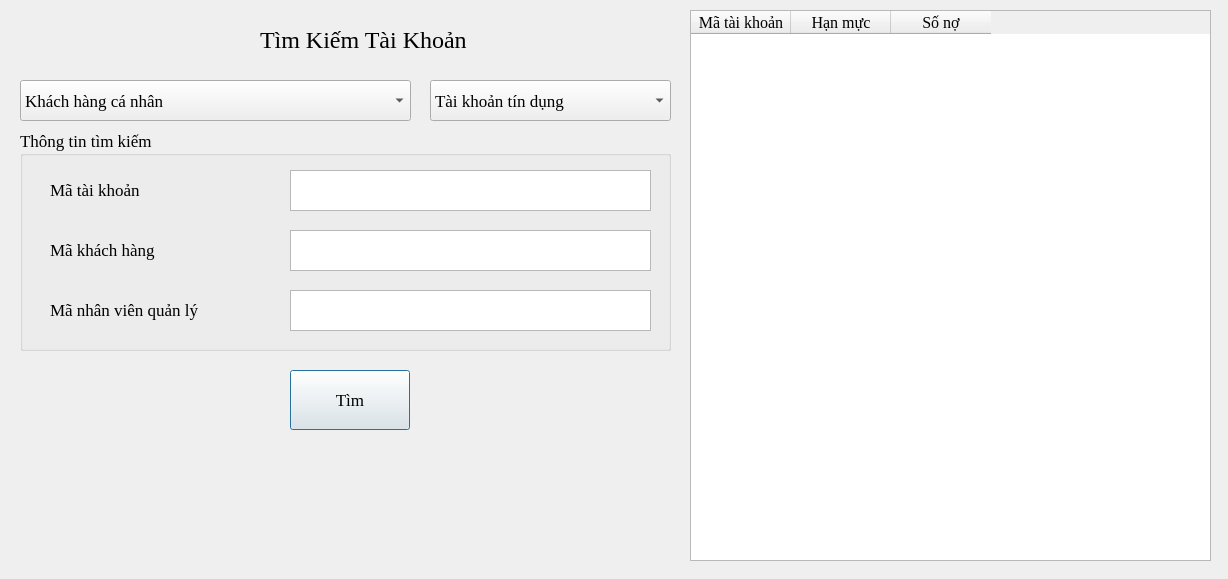
hoanghlt/quanlynganhang, file UI/TimKiemTaiKhoan.ui: the form before one commit.
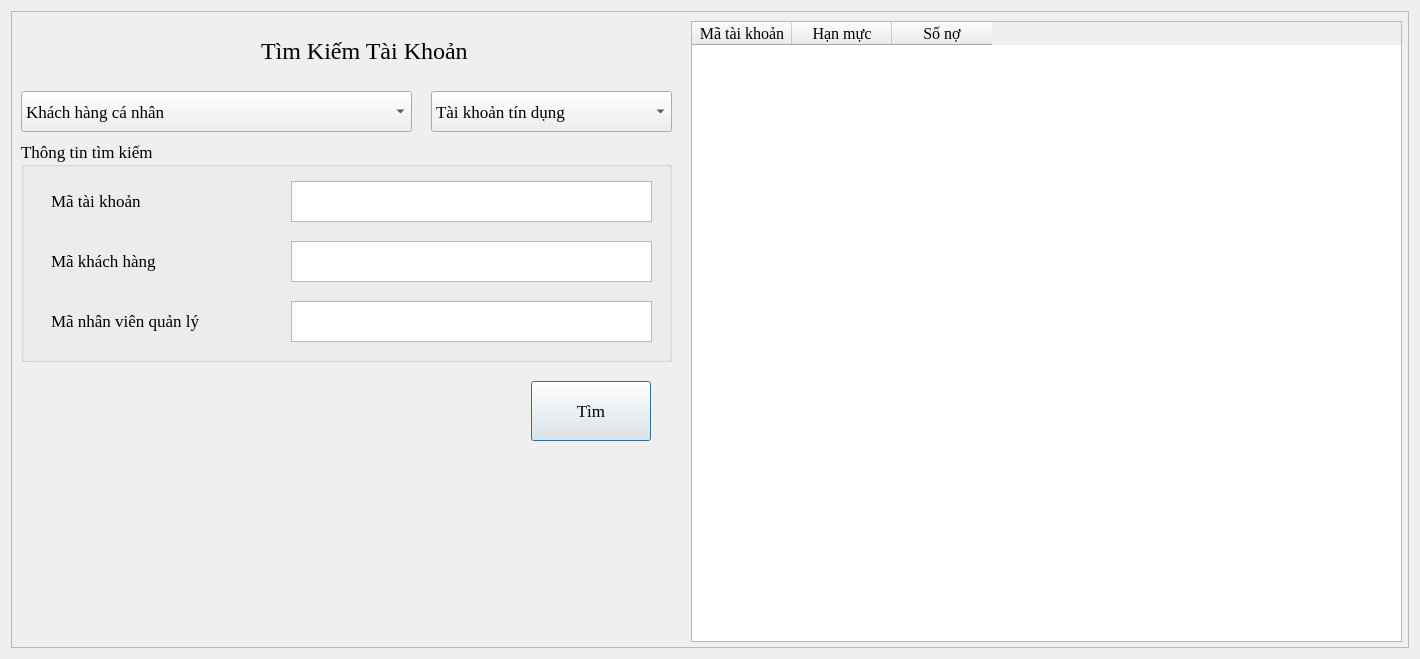
The form after the commit.

Patch:
```diff
--- a/UI/TimKiemTaiKhoan.ui
+++ b/UI/TimKiemTaiKhoan.ui
@@ -6,8 +6,8 @@
    <rect>
     <x>0</x>
     <y>0</y>
-    <width>1228</width>
-    <height>579</height>
+    <width>1420</width>
+    <height>659</height>
    </rect>
   </property>
   <property name="font">
@@ -19,151 +19,19 @@
   <property name="windowTitle">
    <string>Dialog</string>
   </property>
-  <widget class="QPushButton" name="pushButton">
-   <property name="geometry">
-    <rect>
-     <x>290</x>
-     <y>370</y>
-     <width>120</width>
-     <height>60</height>
-    </rect>
-   </property>
-   <property name="font">
-    <font>
-     <family>Times New Roman</family>
-     <pointsize>13</pointsize>
-    </font>
-   </property>
-   <property name="text">
-    <string>Tìm</string>
-   </property>
-  </widget>
-  <widget class="QLabel" name="label_5">
-   <property name="geometry">
-    <rect>
-     <x>260</x>
-     <y>20</y>
-     <width>281</width>
-     <height>40</height>
-    </rect>
-   </property>
-   <property name="font">
-    <font>
-     <family>Times New Roman</family>
-     <pointsize>18</pointsize>
-    </font>
-   </property>
-   <property name="text">
-    <string>Tìm Kiếm Tài Khoản</string>
-   </property>
-  </widget>
-  <widget class="QComboBox" name="comboBox_2">
-   <property name="enabled">
-    <bool>true</bool>
-   </property>
-   <property name="geometry">
-    <rect>
-     <x>430</x>
-     <y>80</y>
-     <width>241</width>
-     <height>41</height>
-    </rect>
-   </property>
-   <property name="font">
-    <font>
-     <family>Times New Roman</family>
-     <pointsize>13</pointsize>
-    </font>
-   </property>
-   <item>
-    <property name="text">
-     <string>Tài khoản tín dụng</string>
-    </property>
-   </item>
-   <item>
-    <property name="text">
-     <string>Tài khoản gửi tiền</string>
-    </property>
-   </item>
-  </widget>
-  <widget class="QComboBox" name="comboBox">
-   <property name="enabled">
-    <bool>true</bool>
-   </property>
-   <property name="geometry">
-    <rect>
-     <x>20</x>
-     <y>80</y>
-     <width>391</width>
-     <height>41</height>
-    </rect>
-   </property>
-   <property name="font">
-    <font>
-     <family>Times New Roman</family>
-     <pointsize>13</pointsize>
-    </font>
-   </property>
-   <item>
-    <property name="text">
-     <string>Khách hàng cá nhân</string>
-    </property>
-   </item>
-   <item>
-    <property name="text">
-     <string>Khách hàng tổ chức/doanh nghiệp</string>
-    </property>
-   </item>
-  </widget>
-  <widget class="QTableWidget" name="tableWidget">
-   <property name="geometry">
-    <rect>
-     <x>690</x>
-     <y>10</y>
-     <width>521</width>
-     <height>551</height>
-    </rect>
-   </property>
-   <property name="font">
-    <font>
-     <family>Times New Roman</family>
-    </font>
-   </property>
-   <column>
-    <property name="text">
-     <string>Mã tài khoản</string>
-    </property>
-    <property name="font">
-     <font>
-      <pointsize>12</pointsize>
-     </font>
-    </property>
-   </column>
-   <column>
-    <property name="text">
-     <string>Hạn mực</string>
-    </property>
-    <property name="font">
-     <font>
-      <pointsize>12</pointsize>
-     </font>
-    </property>
-   </column>
-   <column>
-    <property name="text">
-     <string>Số nợ</string>
-    </property>
-    <property name="font">
-     <font>
-      <pointsize>12</pointsize>
-     </font>
-    </property>
-   </column>
-  </widget>
+  <layout class="QGridLayout" name="gridLayout">
+   <item row="0" column="0">
+    <widget class="QFrame" name="frame">
+     <property name="frameShape">
+      <enum>QFrame::StyledPanel</enum>
+     </property>
+     <property name="frameShadow">
+      <enum>QFrame::Raised</enum>
+     </property>
   <widget class="QGroupBox" name="groupBox">
    <property name="geometry">
     <rect>
-     <x>20</x>
+        <x>10</x>
      <y>130</y>
      <width>651</width>
      <height>221</height>
@@ -284,6 +152,151 @@
     </property>
    </widget>
   </widget>
+     <widget class="QComboBox" name="comboBox">
+      <property name="enabled">
+       <bool>true</bool>
+      </property>
+      <property name="geometry">
+       <rect>
+        <x>10</x>
+        <y>80</y>
+        <width>391</width>
+        <height>41</height>
+       </rect>
+      </property>
+      <property name="font">
+       <font>
+        <family>Times New Roman</family>
+        <pointsize>13</pointsize>
+       </font>
+      </property>
+      <item>
+       <property name="text">
+        <string>Khách hàng cá nhân</string>
+       </property>
+      </item>
+      <item>
+       <property name="text">
+        <string>Khách hàng tổ chức/doanh nghiệp</string>
+       </property>
+      </item>
+     </widget>
+     <widget class="QComboBox" name="comboBox_2">
+      <property name="enabled">
+       <bool>true</bool>
+      </property>
+      <property name="geometry">
+       <rect>
+        <x>420</x>
+        <y>80</y>
+        <width>241</width>
+        <height>41</height>
+       </rect>
+      </property>
+      <property name="font">
+       <font>
+        <family>Times New Roman</family>
+        <pointsize>13</pointsize>
+       </font>
+      </property>
+      <item>
+       <property name="text">
+        <string>Tài khoản tín dụng</string>
+       </property>
+      </item>
+      <item>
+       <property name="text">
+        <string>Tài khoản gửi tiền</string>
+       </property>
+      </item>
+     </widget>
+     <widget class="QTableWidget" name="tableWidget">
+      <property name="geometry">
+       <rect>
+        <x>680</x>
+        <y>10</y>
+        <width>711</width>
+        <height>621</height>
+       </rect>
+      </property>
+      <property name="font">
+       <font>
+        <family>Times New Roman</family>
+        <pointsize>16</pointsize>
+       </font>
+      </property>
+      <column>
+       <property name="text">
+        <string>Mã tài khoản</string>
+       </property>
+       <property name="font">
+        <font>
+         <pointsize>12</pointsize>
+        </font>
+       </property>
+      </column>
+      <column>
+       <property name="text">
+        <string>Hạn mực</string>
+       </property>
+       <property name="font">
+        <font>
+         <pointsize>12</pointsize>
+        </font>
+       </property>
+      </column>
+      <column>
+       <property name="text">
+        <string>Số nợ</string>
+       </property>
+       <property name="font">
+        <font>
+         <pointsize>12</pointsize>
+        </font>
+       </property>
+      </column>
+     </widget>
+     <widget class="QPushButton" name="pushButton">
+      <property name="geometry">
+       <rect>
+        <x>520</x>
+        <y>370</y>
+        <width>120</width>
+        <height>60</height>
+       </rect>
+      </property>
+      <property name="font">
+       <font>
+        <family>Times New Roman</family>
+        <pointsize>13</pointsize>
+       </font>
+      </property>
+      <property name="text">
+       <string>Tìm</string>
+      </property>
+     </widget>
+     <widget class="QLabel" name="label_5">
+      <property name="geometry">
+       <rect>
+        <x>250</x>
+        <y>20</y>
+        <width>281</width>
+        <height>40</height>
+       </rect>
+      </property>
+      <property name="font">
+       <font>
+        <family>Times New Roman</family>
+        <pointsize>18</pointsize>
+       </font>
+      </property>
+      <property name="text">
+       <string>Tìm Kiếm Tài Khoản</string>
+      </property>
+     </widget>
+    </widget>
+   </item>
+  </layout>
  </widget>
  <resources/>
  <connections/>
```
Lines whose indentation alone changed are shown as unchanged.
